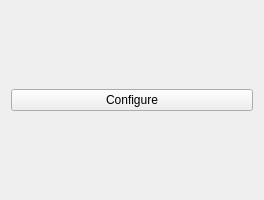
Above: src/plugins/vcsbase/vcsconfigurationpage.ui from qt-creator/qt-creator before the change. Below: the same form after it.
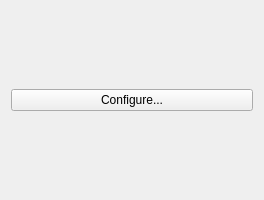
That is the form after the change.

What changed in the file:
```diff
--- a/src/plugins/vcsbase/vcsconfigurationpage.ui
+++ b/src/plugins/vcsbase/vcsconfigurationpage.ui
@@ -14,7 +14,7 @@
    <item>
     <widget class="QPushButton" name="configureButton">
      <property name="text">
-      <string>Configure</string>
+      <string>Configure...</string>
      </property>
     </widget>
    </item>
```
